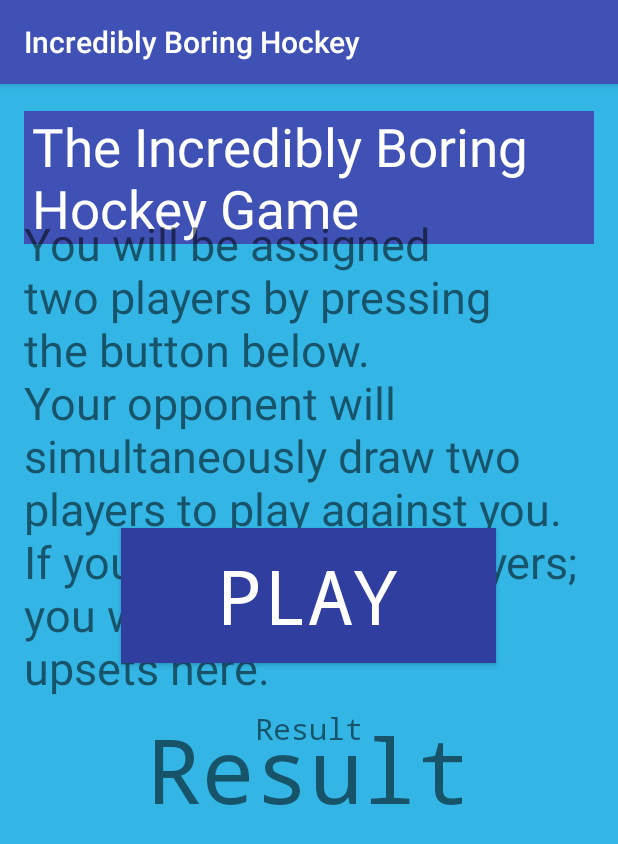
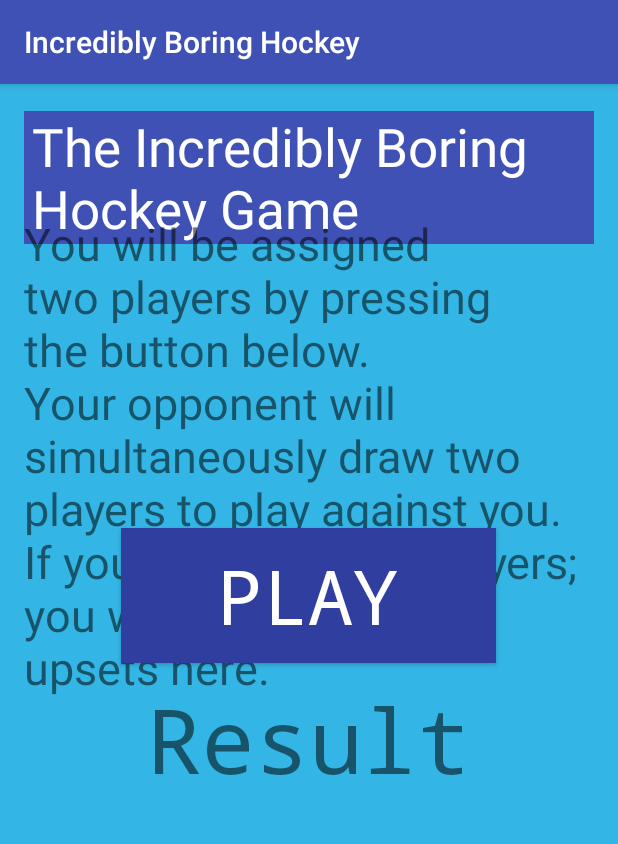
Before and after one commit to jamesannal/Hockey_Card_Game, an Android app: the screen it shows after launch (MainActivity), on a phone screen of 412 x 824 dp. Shown: the top 844 px of the screen. Run offline under Robolectric (Android 15) with nearby library versions, the phone set to English and light mode, and no system bars.

Commit message:
Altered phrasing

```diff
--- a/app/src/main/java/example/codeclan/com/sports_cards/Card.java
+++ b/app/src/main/java/example/codeclan/com/sports_cards/Card.java
@@ -25,4 +25,6 @@ public class Card {
     public String getPlayerDisplay() {
         return this.playername + "(" + this.value +")";
     }
+
+
 }
--- a/app/src/main/java/example/codeclan/com/sports_cards/MainActivity.java
+++ b/app/src/main/java/example/codeclan/com/sports_cards/MainActivity.java
@@ -43,10 +43,12 @@ public class MainActivity extends AppCompatActivity {
         Log.d(getClass().toString(), draftCard.getText().toString());
         Team userTeam = new Team();
         Team computerTeam = new Team();
-        Game game = new Game("You", "Computer", userTeam, computerTeam);
+        Game game = new Game("You", "I", userTeam, computerTeam);
         game.setUpGame();
         String result = game.play();
+        Log.d("game.play result", result);
         String result2 = game.deal();
+        Log.d("game.deal result", result);
         show.setText(result);
         playerShow.setText(result2);
 
--- a/app/src/main/java/example/codeclan/com/sports_cards/User.java
+++ b/app/src/main/java/example/codeclan/com/sports_cards/User.java
@@ -37,4 +37,6 @@ public class User {
     public void showPlayers() {
         for (Card card : getTeam().getCards());
     }
+
+
 }
--- a/app/src/main/res/layout/activity_main.xml
+++ b/app/src/main/res/layout/activity_main.xml
@@ -52,7 +52,7 @@
         android:id="@id/result_box"
         android:layout_width="wrap_content"
         android:layout_height="wrap_content"
-        android:layout_marginTop="400sp"
+        android:layout_marginTop="380sp"
         android:text="@string/show"
         android:layout_centerHorizontal="true"
         android:textSize="60sp"
@@ -62,10 +62,10 @@
         android:id="@id/player_box"
         android:layout_width="wrap_content"
         android:layout_height="wrap_content"
-        android:layout_marginTop="400sp"
-        android:text="@string/show"
+        android:layout_marginTop="480sp"
+        android:text="@string/playerShow"
         android:layout_centerHorizontal="true"
-        android:textSize="20sp"
+        android:textSize="30sp"
         android:fontFamily="monospace"/>
 
 </RelativeLayout>
```
Also changed, not shown: app/src/main/java/example/codeclan/com/sports_cards/Game.java (+10 -5 lines), app/src/main/java/example/codeclan/com/sports_cards/Team.java (+20 -0 lines).
